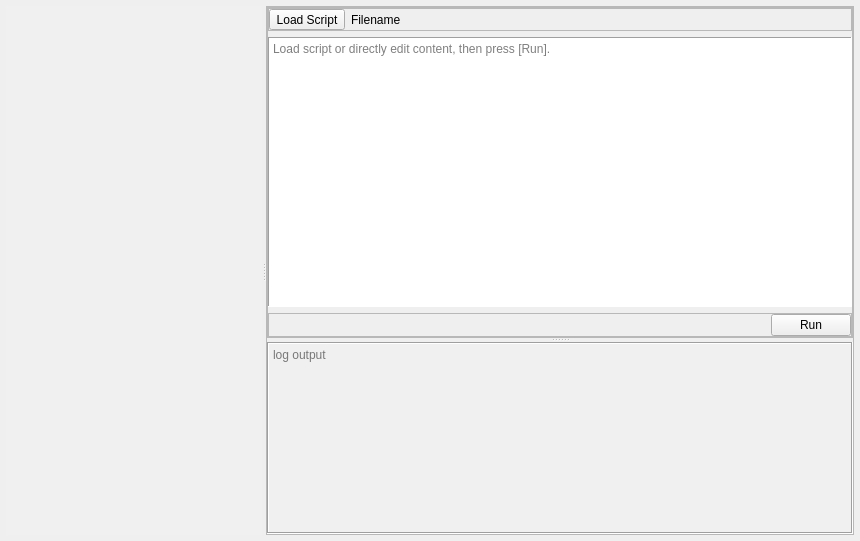
ukyouz/Visual-Studio-Debug-Tools, file src/view/WidgetScript.ui: the form before one commit.
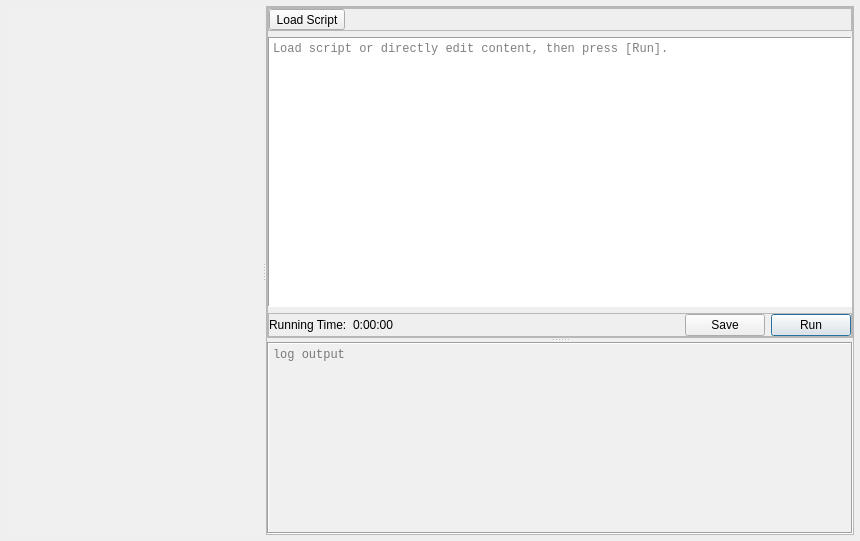
The form after the commit. Icons and pictures are not drawn. Custom widgets are drawn as their Qt base class.

Commit message:
add run_script plugins
add run_script plugins

```diff
--- a/src/view/WidgetScript.ui
+++ b/src/view/WidgetScript.ui
@@ -161,7 +161,7 @@
               <item>
                <widget class="QLabel" name="labelFilename">
                 <property name="text">
-                 <string>Filename</string>
+                 <string/>
                 </property>
                </widget>
               </item>
@@ -169,7 +169,12 @@
             </widget>
            </item>
            <item>
-            <widget class="QPlainTextEdit" name="plaintextSource">
+            <widget class="CodeEdit" name="plaintextSource">
+             <property name="font">
+              <font>
+               <family>Consolas</family>
+              </font>
+             </property>
              <property name="frameShape">
               <enum>QFrame::Panel</enum>
              </property>
@@ -199,6 +204,20 @@
               <property name="bottomMargin">
                <number>0</number>
               </property>
+              <item>
+               <widget class="QLabel" name="label_2">
+                <property name="text">
+                 <string>Running Time:</string>
+                </property>
+               </widget>
+              </item>
+              <item>
+               <widget class="QLabel" name="labelRunningTime">
+                <property name="text">
+                 <string>0:00:00</string>
+                </property>
+               </widget>
+              </item>
               <item>
                <spacer name="horizontalSpacer">
                 <property name="orientation">
@@ -212,11 +231,32 @@
                 </property>
                </spacer>
               </item>
+              <item>
+               <widget class="QPushButton" name="btnSaveFile">
+                <property name="text">
+                 <string>Save</string>
+                </property>
+                <property name="icon">
+                 <iconset resource="resource.qrc">
+                  <normaloff>:/action/images/vswin2019/Save_16x.svg</normaloff>:/action/images/vswin2019/Save_16x.svg</iconset>
+                </property>
+               </widget>
+              </item>
               <item>
                <widget class="QPushButton" name="btnRunScript">
                 <property name="text">
                  <string>Run</string>
                 </property>
+                <property name="icon">
+                 <iconset resource="resource.qrc">
+                  <normaloff>:/action/images/vswin2019/Run_16x.svg</normaloff>:/action/images/vswin2019/Run_16x.svg</iconset>
+                </property>
+                <property name="autoDefault">
+                 <bool>false</bool>
+                </property>
+                <property name="default">
+                 <bool>true</bool>
+                </property>
                </widget>
               </item>
              </layout>
@@ -252,6 +292,11 @@
             <disabled/>
            </palette>
           </property>
+          <property name="font">
+           <font>
+            <family>Consolas</family>
+           </font>
+          </property>
           <property name="frameShape">
            <enum>QFrame::Box</enum>
           </property>
@@ -270,6 +315,13 @@
    </item>
   </layout>
  </widget>
+ <customwidgets>
+  <customwidget>
+   <class>CodeEdit</class>
+   <extends>QPlainTextEdit</extends>
+   <header location="global">pyqode/core/api.h</header>
+  </customwidget>
+ </customwidgets>
  <resources>
   <include location="resource.qrc"/>
  </resources>
```
Left out of the diff: 2 changed lines with no effect on the pictures. The commit also changes 11 other files.
